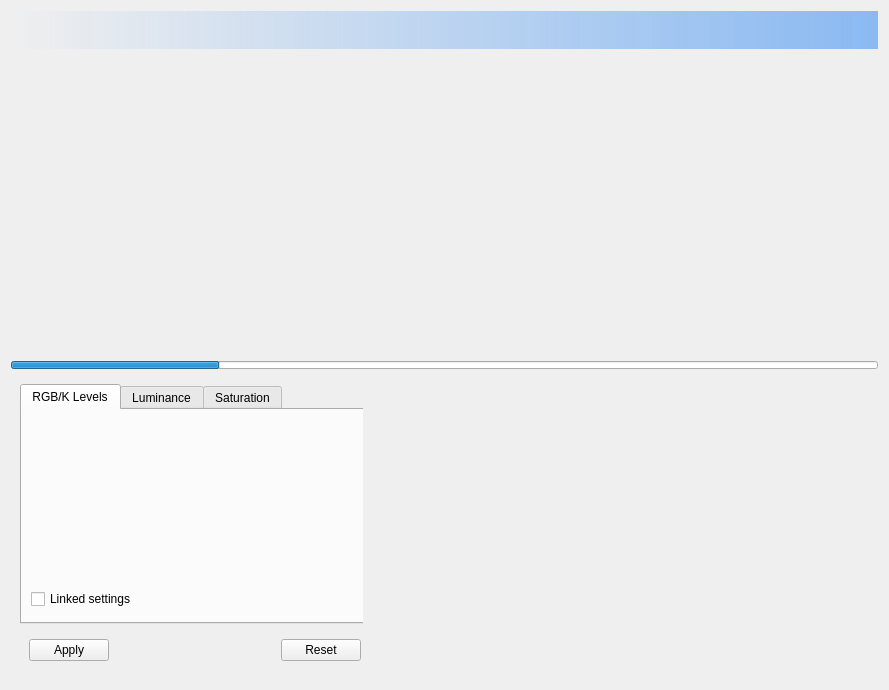
First picture: the form in DeepSkyStacker/ui/ProcessingDlg.ui, repository deepskystacker/DSS, before the edit.
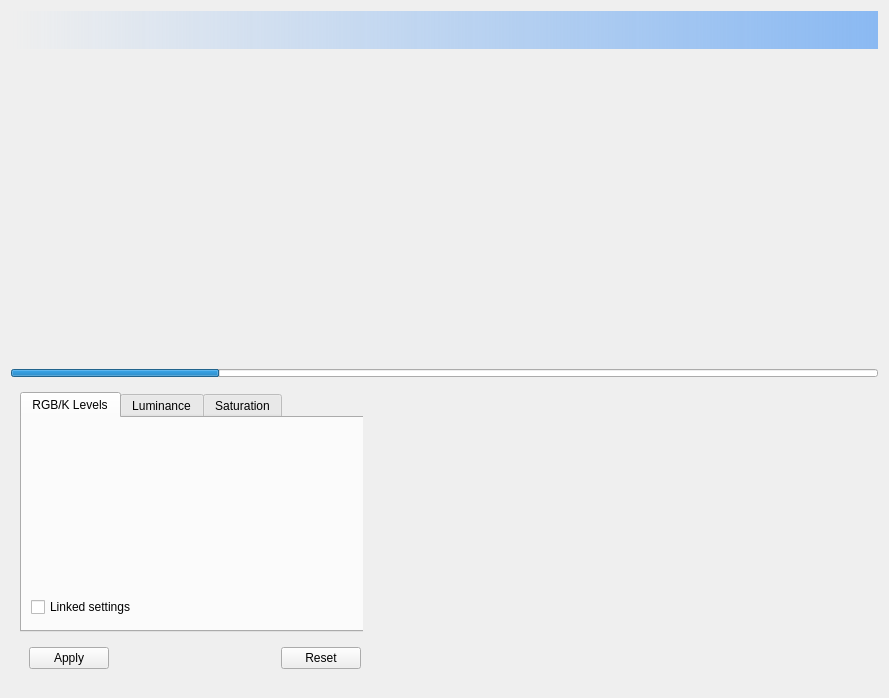
Second picture: the form after the edit. Icons and pictures are not drawn. Custom widgets are drawn as their Qt base class.

Commit message: Resolve problems with image list dock widget and overall window size caused by minimum size of ProcessingDlg when not showing.

What changed in the file:
```diff
--- a/DeepSkyStacker/ui/ProcessingDlg.ui
+++ b/DeepSkyStacker/ui/ProcessingDlg.ui
@@ -7,7 +7,7 @@
     <x>0</x>
     <y>0</y>
     <width>889</width>
-    <height>684</height>
+    <height>698</height>
    </rect>
   </property>
   <property name="sizePolicy">
@@ -53,7 +53,7 @@
      <property name="minimumSize">
       <size>
        <width>450</width>
-       <height>300</height>
+       <height>0</height>
       </size>
      </property>
     </widget>
@@ -77,7 +77,7 @@
    <item>
     <layout class="QHBoxLayout" name="horizontalLayout_2">
      <item>
-      <widget class="QWidget" name="" native="true">
+      <widget class="QWidget" name="widget" native="true">
        <property name="minimumSize">
         <size>
          <width>352</width>
@@ -700,7 +700,7 @@
        <property name="minimumSize">
         <size>
          <width>400</width>
-         <height>300</height>
+         <height>0</height>
         </size>
        </property>
        <property name="maximumSize">
```
The commit also changes 4 other files.
